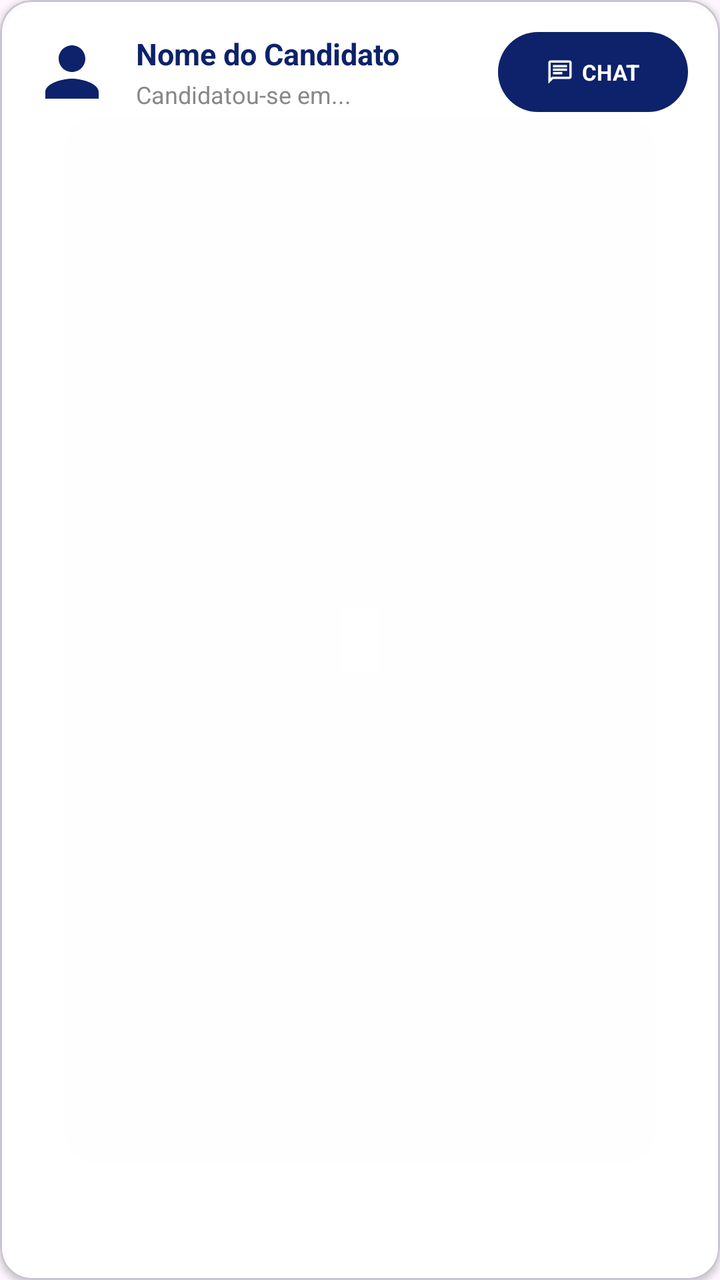
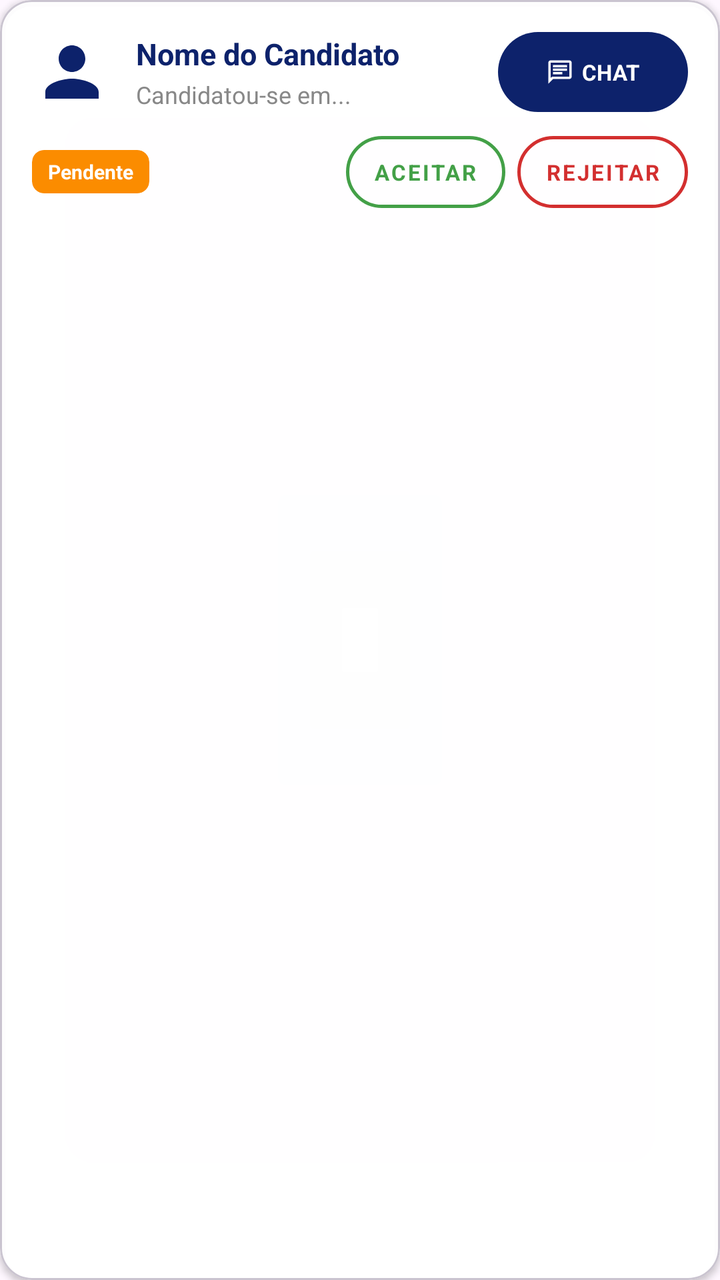

The first picture is an Android layout as it rendered before a commit; the second is the same layout after the commit. The layout source and the unified diff follow.
<!-- AndroidManifest.xml: application theme Theme.PlataformaRemota -->
<!-- res/layout/item_candidato.xml -->
<?xml version="1.0" encoding="utf-8"?>
<com.google.android.material.card.MaterialCardView xmlns:android="http://schemas.android.com/apk/res/android"
    xmlns:app="http://schemas.android.com/apk/res-auto"
    android:id="@+id/cardCandidato"
    android:layout_width="match_parent"
    android:layout_height="wrap_content"
    android:layout_marginHorizontal="8dp"
    android:layout_marginVertical="6dp"
    app:cardBackgroundColor="#F2FFFFFF"
    app:cardCornerRadius="16dp"
    app:cardElevation="2dp">

    <LinearLayout
        android:layout_width="match_parent"
        android:layout_height="wrap_content"
        android:gravity="center_vertical"
        android:orientation="horizontal"
        android:padding="16dp">

        <ImageView
            android:layout_width="40dp"
            android:layout_height="40dp"
            android:layout_marginEnd="12dp"
            android:src="@drawable/ic_person"
            app:tint="#0D226B" />

        <LinearLayout
            android:layout_width="0dp"
            android:layout_height="wrap_content"
            android:layout_weight="1"
            android:orientation="vertical">

            <TextView
                android:id="@+id/txtNomeCandidato"
                android:layout_width="match_parent"
                android:layout_height="wrap_content"
                android:text="Nome do Candidato"
                android:textColor="#0D226B"
                android:textSize="15sp"
                android:textStyle="bold" />

            <TextView
                android:id="@+id/txtDataCandidatura"
                android:layout_width="match_parent"
                android:layout_height="wrap_content"
                android:layout_marginTop="2dp"
                android:text="Candidatou-se em..."
                android:textColor="#888888"
                android:textSize="12sp" />
        </LinearLayout>

        <com.google.android.material.button.MaterialButton
            android:id="@+id/btnAbrirChatCandidato"
            android:layout_width="wrap_content"
            android:layout_height="40dp"
            android:insetTop="0dp"
            android:insetBottom="0dp"
            android:text="CHAT"
            android:textColor="@color/white"
            android:textSize="11sp"
            android:textStyle="bold"
            app:backgroundTint="#0D226B"
            app:cornerRadius="20dp"
            app:icon="@drawable/ic_chat"
            app:iconGravity="textStart"
            app:iconPadding="4dp"
            app:iconSize="14dp"
            app:iconTint="@color/white" />
    </LinearLayout>
</com.google.android.material.card.MaterialCardView>
<!-- resources referenced by this layout -->
<resources>
  <color name="white">#FFFFFFFF</color>
  <!-- drawable ic_chat (drawable) -->
  <vector xmlns:android="http://schemas.android.com/apk/res/android" android:autoMirrored="true" android:height="24dp" android:tint="#000000" android:viewportHeight="960" android:viewportWidth="960" android:width="24dp">
        
      <path android:fillColor="@android:color/white" android:pathData="M240,560L560,560L560,480L240,480L240,560ZM240,440L720,440L720,360L240,360L240,440ZM240,320L720,320L720,240L240,240L240,320ZM80,880L80,160Q80,127 103.5,103.5Q127,80 160,80L800,80Q833,80 856.5,103.5Q880,127 880,160L880,640Q880,673 856.5,696.5Q833,720 800,720L240,720L80,880ZM206,640L800,640Q800,640 800,640Q800,640 800,640L800,160Q800,160 800,160Q800,160 800,160L160,160Q160,160 160,160Q160,160 160,160L160,685L206,640ZM160,640L160,640L160,160Q160,160 160,160Q160,160 160,160L160,160Q160,160 160,160Q160,160 160,160L160,640Q160,640 160,640Q160,640 160,640Z"/>
      
  </vector>
  <!-- drawable ic_person (drawable) -->
  <vector xmlns:android="http://schemas.android.com/apk/res/android" android:height="24dp" android:tint="#000000" android:viewportHeight="24" android:viewportWidth="24" android:width="24dp">
        
      <path android:fillColor="@android:color/white" android:pathData="M12,12c2.21,0 4,-1.79 4,-4s-1.79,-4 -4,-4 -4,1.79 -4,4 1.79,4 4,4zM12,14c-2.67,0 -8,1.34 -8,4v2h16v-2c0,-2.66 -5.33,-4 -8,-4z"/>
      
  </vector>
  <style name="Theme.PlataformaRemota" parent="Base.Theme.PlataformaRemota" />
  <style name="Base.Theme.PlataformaRemota" parent="Theme.Material3.DayNight.NoActionBar">
          <item name="android:windowAnimationStyle">@style/ActivityAnimation</item>
          <item name="android:fontFamily">sans-serif</item>
          <item name="fontFamily">sans-serif</item>
      </style>
  <style name="ActivityAnimation" parent="@android:style/Animation.Activity">
          <item name="android:activityOpenEnterAnimation">@anim/slide_in_right</item>
          <item name="android:activityOpenExitAnimation">@anim/slide_out_left</item>
          <item name="android:activityCloseEnterAnimation">@anim/slide_in_left</item>
          <item name="android:activityCloseExitAnimation">@anim/slide_out_right</item>
      </style>
</resources>

<!-- the commit's change to res/layout/item_candidato.xml (unified diff, before → after) -->
@@ -13,58 +13,134 @@
     <LinearLayout
         android:layout_width="match_parent"
         android:layout_height="wrap_content"
-        android:gravity="center_vertical"
-        android:orientation="horizontal"
+        android:orientation="vertical"
         android:padding="16dp">
 
-        <ImageView
-            android:layout_width="40dp"
-            android:layout_height="40dp"
-            android:layout_marginEnd="12dp"
-            android:src="@drawable/ic_person"
-            app:tint="#0D226B" />
+        <LinearLayout
+            android:layout_width="match_parent"
+            android:layout_height="wrap_content"
+            android:gravity="center_vertical"
+            android:orientation="horizontal">
 
-        <LinearLayout
-            android:layout_width="0dp"
-            android:layout_height="wrap_content"
-            android:layout_weight="1"
-            android:orientation="vertical">
+            <ImageView
+                android:layout_width="40dp"
+                android:layout_height="40dp"
+                android:layout_marginEnd="12dp"
+                android:src="@drawable/ic_person"
+                app:tint="#0D226B" />
 
-            <TextView
-                android:id="@+id/txtNomeCandidato"
-                android:layout_width="match_parent"
+            <LinearLayout
+                android:layout_width="0dp"
                 android:layout_height="wrap_content"
-                android:text="Nome do Candidato"
-                android:textColor="#0D226B"
-                android:textSize="15sp"
-                android:textStyle="bold" />
+                android:layout_weight="1"
+                android:orientation="vertical">
 
-            <TextView
-                android:id="@+id/txtDataCandidatura"
-                android:layout_width="match_parent"
-                android:layout_height="wrap_content"
-                android:layout_marginTop="2dp"
-                android:text="Candidatou-se em..."
-                android:textColor="#888888"
-                android:textSize="12sp" />
+                <TextView
+                    android:id="@+id/txtNomeCandidato"
+                    android:layout_width="match_parent"
+                    android:layout_height="wrap_content"
+                    android:text="Nome do Candidato"
+                    android:textColor="#0D226B"
+                    android:textSize="15sp"
+                    android:textStyle="bold" />
+
+                <TextView
+                    android:id="@+id/txtDataCandidatura"
+                    android:layout_width="match_parent"
+                    android:layout_height="wrap_content"
+                    android:layout_marginTop="2dp"
+                    android:text="Candidatou-se em..."
+                    android:textColor="#888888"
+                    android:textSize="12sp" />
+            </LinearLayout>
+
+            <com.google.android.material.button.MaterialButton
+                android:id="@+id/btnAbrirChatCandidato"
+                android:layout_width="wrap_content"
+                android:layout_height="40dp"
+                android:insetTop="0dp"
+                android:insetBottom="0dp"
+                android:text="CHAT"
+                android:textColor="@color/white"
+                android:textSize="11sp"
+                android:textStyle="bold"
+                app:backgroundTint="#0D226B"
+                app:cornerRadius="20dp"
+                app:icon="@drawable/ic_chat"
+                app:iconGravity="textStart"
+                app:iconPadding="4dp"
+                app:iconSize="14dp"
+                app:iconTint="@color/white" />
         </LinearLayout>
 
-        <com.google.android.material.button.MaterialButton
-            android:id="@+id/btnAbrirChatCandidato"
-            android:layout_width="wrap_content"
-            android:layout_height="40dp"
-            android:insetTop="0dp"
-            android:insetBottom="0dp"
-            android:text="CHAT"
-            android:textColor="@color/white"
-            android:textSize="11sp"
-            android:textStyle="bold"
-            app:backgroundTint="#0D226B"
-            app:cornerRadius="20dp"
-            app:icon="@drawable/ic_chat"
-            app:iconGravity="textStart"
-            app:iconPadding="4dp"
-            app:iconSize="14dp"
-            app:iconTint="@color/white" />
+        
+        <LinearLayout
+            android:layout_width="match_parent"
+            android:layout_height="wrap_content"
+            android:layout_marginTop="12dp"
+            android:gravity="center_vertical"
+            android:orientation="horizontal">
+
+            <com.google.android.material.card.MaterialCardView
+                android:id="@+id/cardStatusCandidato"
+                android:layout_width="wrap_content"
+                android:layout_height="wrap_content"
+                app:cardBackgroundColor="#FB8C00"
+                app:cardCornerRadius="6dp"
+                app:cardElevation="0dp"
+                app:strokeWidth="0dp">
+
+                <TextView
+                    android:id="@+id/txtStatusCandidato"
+                    android:layout_width="wrap_content"
+                    android:layout_height="wrap_content"
+                    android:paddingHorizontal="8dp"
+                    android:paddingVertical="4dp"
+                    android:text="Pendente"
+                    android:textColor="@color/white"
+                    android:textSize="10sp"
+                    android:textStyle="bold" />
+            </com.google.android.material.card.MaterialCardView>
+
+            <View
+                android:layout_width="0dp"
+                android:layout_height="1dp"
+                android:layout_weight="1" />
+
+            <com.google.android.material.button.MaterialButton
+                android:id="@+id/btnAceitarCandidato"
+                style="@style/Widget.MaterialComponents.Button.OutlinedButton"
+                android:layout_width="wrap_content"
+                android:layout_height="36dp"
+                android:insetTop="0dp"
+                android:insetBottom="0dp"
+                android:minWidth="0dp"
+                android:paddingHorizontal="14dp"
+                android:text="ACEITAR"
+                android:textColor="#43A047"
+                android:textSize="11sp"
+                android:textStyle="bold"
+                app:cornerRadius="18dp"
+                app:strokeColor="#43A047"
+                app:strokeWidth="1.5dp" />
+
+            <com.google.android.material.button.MaterialButton
+                android:id="@+id/btnRejeitarCandidato"
+                style="@style/Widget.MaterialComponents.Button.OutlinedButton"
+                android:layout_width="wrap_content"
+                android:layout_height="36dp"
+                android:layout_marginStart="6dp"
+                android:insetTop="0dp"
+                android:insetBottom="0dp"
+                android:minWidth="0dp"
+                android:paddingHorizontal="14dp"
+                android:text="REJEITAR"
+                android:textColor="#D32F2F"
+                android:textSize="11sp"
+                android:textStyle="bold"
+                app:cornerRadius="18dp"
+                app:strokeColor="#D32F2F"
+                app:strokeWidth="1.5dp" />
+        </LinearLayout>
     </LinearLayout>
 </com.google.android.material.card.MaterialCardView>
